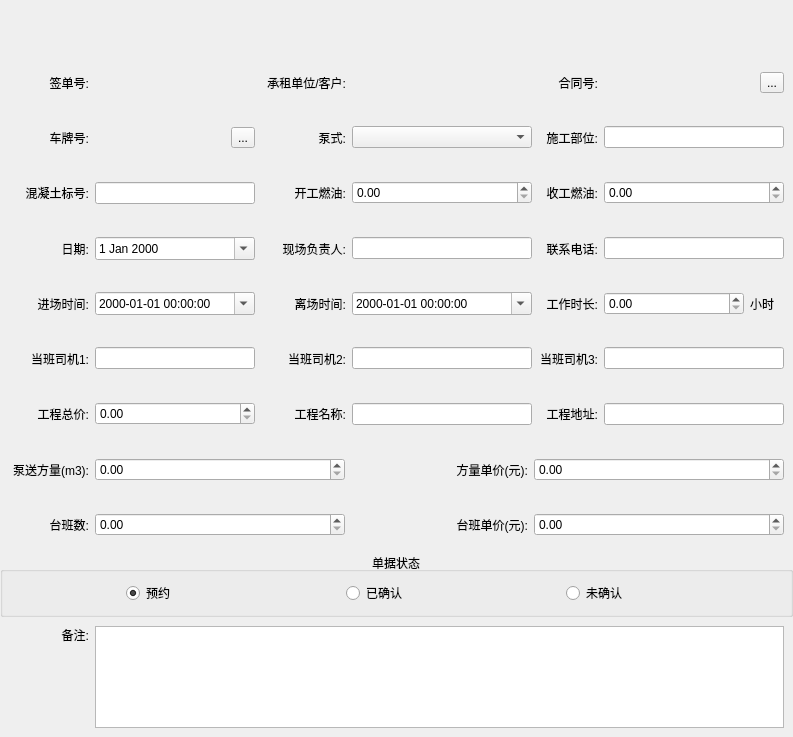
Before: the Qt Designer form CarRentalManagement/ui/dialog/rentaldocument/rentaldocumenteditdialog.ui in longcp/CarRentalManagement, drawn with Qt 5.
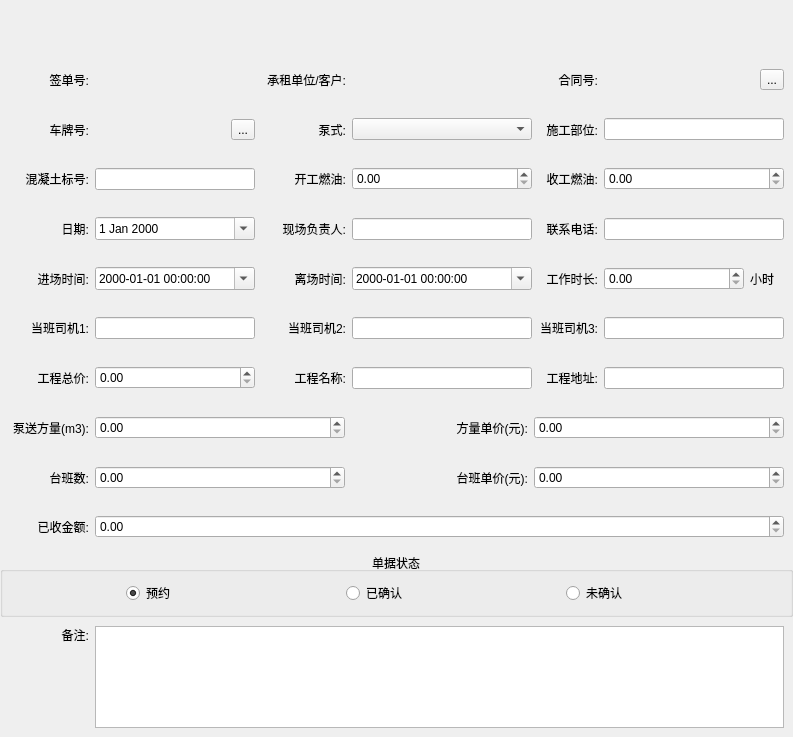
After: the same form once the commit is applied.

Commit message: 签证单：添加已收字段，修复空指针问题

Patch:
```diff
--- a/CarRentalManagement/ui/dialog/rentaldocument/rentaldocumenteditdialog.ui
+++ b/CarRentalManagement/ui/dialog/rentaldocument/rentaldocumenteditdialog.ui
@@ -522,6 +522,9 @@
             <height>16777215</height>
            </size>
           </property>
+          <property name="maximum">
+           <double>999999999.990000009536743</double>
+          </property>
          </widget>
         </item>
        </layout>
@@ -1081,6 +1084,9 @@
             <height>16777215</height>
            </size>
           </property>
+          <property name="maximum">
+           <double>999999999.990000009536743</double>
+          </property>
          </widget>
         </item>
         <item>
@@ -1223,6 +1229,9 @@
             <height>16777215</height>
            </size>
           </property>
+          <property name="maximum">
+           <double>999999999.990000009536743</double>
+          </property>
          </widget>
         </item>
         <item>
@@ -1249,6 +1258,9 @@
             <height>16777215</height>
            </size>
           </property>
+          <property name="maximum">
+           <double>999999999.990000009536743</double>
+          </property>
          </widget>
         </item>
        </layout>
@@ -1327,6 +1339,9 @@
             <height>16777215</height>
            </size>
           </property>
+          <property name="maximum">
+           <double>999999999.990000009536743</double>
+          </property>
          </widget>
         </item>
         <item>
@@ -1353,6 +1368,9 @@
             <height>16777215</height>
            </size>
           </property>
+          <property name="maximum">
+           <double>999999999.990000009536743</double>
+          </property>
          </widget>
         </item>
        </layout>
@@ -1360,6 +1378,41 @@
      </layout>
     </widget>
    </item>
+   <item>
+    <widget class="QWidget" name="widget_11" native="true">
+     <layout class="QHBoxLayout" name="horizontalLayout_22">
+      <item>
+       <widget class="QLabel" name="label_28">
+        <property name="minimumSize">
+         <size>
+          <width>80</width>
+          <height>0</height>
+         </size>
+        </property>
+        <property name="maximumSize">
+         <size>
+          <width>80</width>
+          <height>16777215</height>
+         </size>
+        </property>
+        <property name="text">
+         <string>已收金额:</string>
+        </property>
+        <property name="alignment">
+         <set>Qt::AlignRight|Qt::AlignTrailing|Qt::AlignVCenter</set>
+        </property>
+       </widget>
+      </item>
+      <item>
+       <widget class="QDoubleSpinBox" name="receivedAccountsDSB">
+        <property name="maximum">
+         <double>999999999.990000009536743</double>
+        </property>
+       </widget>
+      </item>
+     </layout>
+    </widget>
+   </item>
    <item>
     <widget class="QGroupBox" name="groupBox">
      <property name="title">
```
The commit also changes 5 other files.
